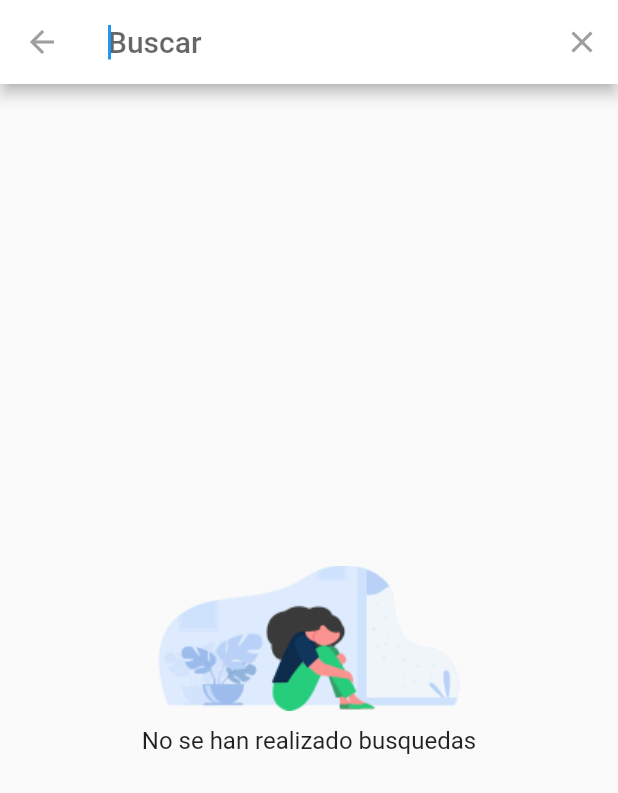
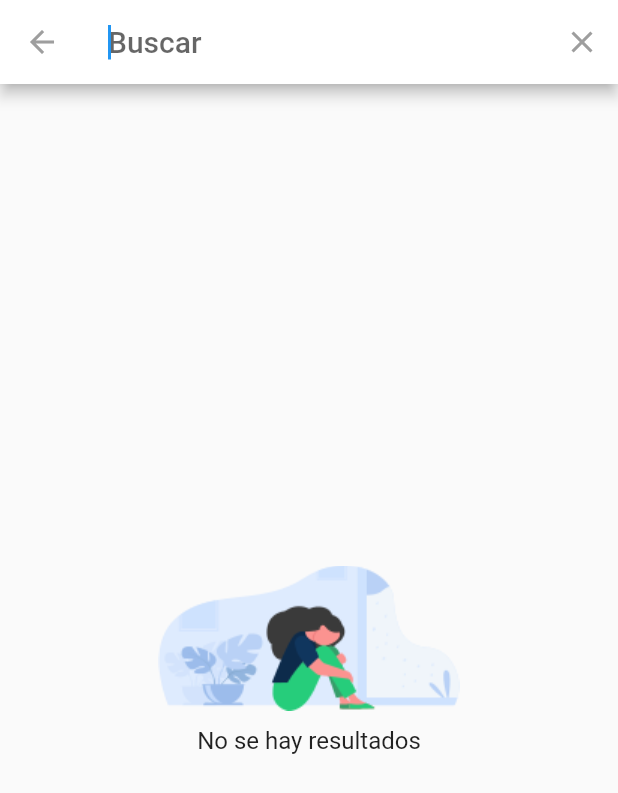
Before and after one commit to eivanphils/flutter-xtream-movies, a Flutter app: the MoviesScreen screen opened by its route, after a tap on the "search" icon, on a phone screen of 412 x 824 dp. Shown: the top 793 px of the screen. Run offline on Flutter 3.47's test engine with Material 2 defaults, Android fonts, the light colour scheme and no system bars; our stand-ins replace card_swiper, youtube_player_flutter; network calls fail.

Commit message:
Conectado endpoint con Widget para dibujar el listado de resultados

```diff
--- a/lib/search/search_delegate.dart
+++ b/lib/search/search_delegate.dart
@@ -1,4 +1,9 @@
 import 'package:flutter/material.dart';
+
+import 'package:provider/provider.dart';
+
+import 'package:flutter_xtream_movies/models/models.dart';
+import 'package:flutter_xtream_movies/providers/movies_provider.dart';
 
 class MovieSearchDelegate extends SearchDelegate {
   @override
@@ -28,15 +33,56 @@ class MovieSearchDelegate extends SearchDelegate {
   @override
   Widget buildSuggestions(BuildContext context) {
     if (query.isEmpty) {
+      return const _EmptyResults();
+    }
+
+    final moviesProvider = Provider.of<MoviesProvider>(context, listen: false);
+
+    return FutureBuilder(
+        future: moviesProvider.searchMovies(query),
+        builder: (_, AsyncSnapshot<List<Movie>> snapshot) {
+          if (!snapshot.hasData) return const _EmptyResults();
+
+          final movies = snapshot.data!;
+
+          return ListView.separated(
+              itemCount: movies.length,
+              itemBuilder: (context, int index) {
+                final movie = movies[index];
+                return ListTile(
+                  leading: FadeInImage(
+                    placeholder: const AssetImage('assets/no-image.jpg'),
+                    image: NetworkImage(movie.fullPosterImg),
+                    fit: BoxFit.contain,
+                    width: 60,
+                  ),
+                  title: Text(movie.title),
+                  subtitle: Text(movie.originalTitle),
+                  onTap: () => Navigator.pushNamed(context, 'detail', arguments: movie),
+                );
+              },
+              separatorBuilder: (_, __) => const Divider());
+        });
+  }
+}
+
+class _EmptyResults extends StatelessWidget {
+  const _EmptyResults({
+    Key? key,
+  }) : super(key: key);
+
+  @override
+  Widget build(BuildContext context) {
     return Column(
       mainAxisAlignment: MainAxisAlignment.center,
       children: const [
         Center(child: Image(image: AssetImage('assets/empty.png'))),
         SizedBox(height: 10),
-          Text('No se han realizado busquedas', style: TextStyle(fontSize: 16),),
+        Text(
+          'No se hay resultados',
+          style: TextStyle(fontSize: 16),
+        ),
       ],
     );
   }
-    return Container();
 }
-}
```
Lines whose indentation alone changed are shown as unchanged.
